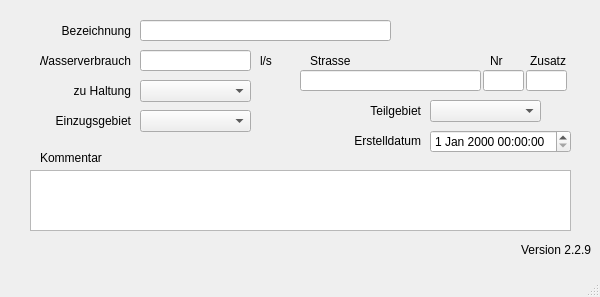
First picture: the form in qkan/database/templates/einleit.ui, repository hoettges/QKan, before the edit.
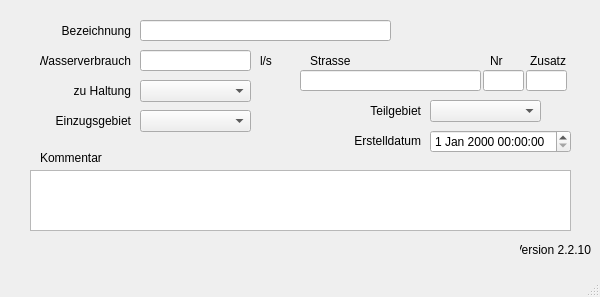
Second picture: the form after the edit. Custom widgets are drawn as their Qt base class.

```diff
--- a/qkan/database/templates/einleit.ui
+++ b/qkan/database/templates/einleit.ui
@@ -239,7 +239,7 @@
      <string>Version QKan Import</string>
     </property>
     <property name="text">
-     <string>Version 2.2.9</string>
+     <string>Version 2.2.10</string>
     </property>
     <property name="alignment">
      <set>Qt::AlignRight|Qt::AlignTrailing|Qt::AlignVCenter</set>
```
